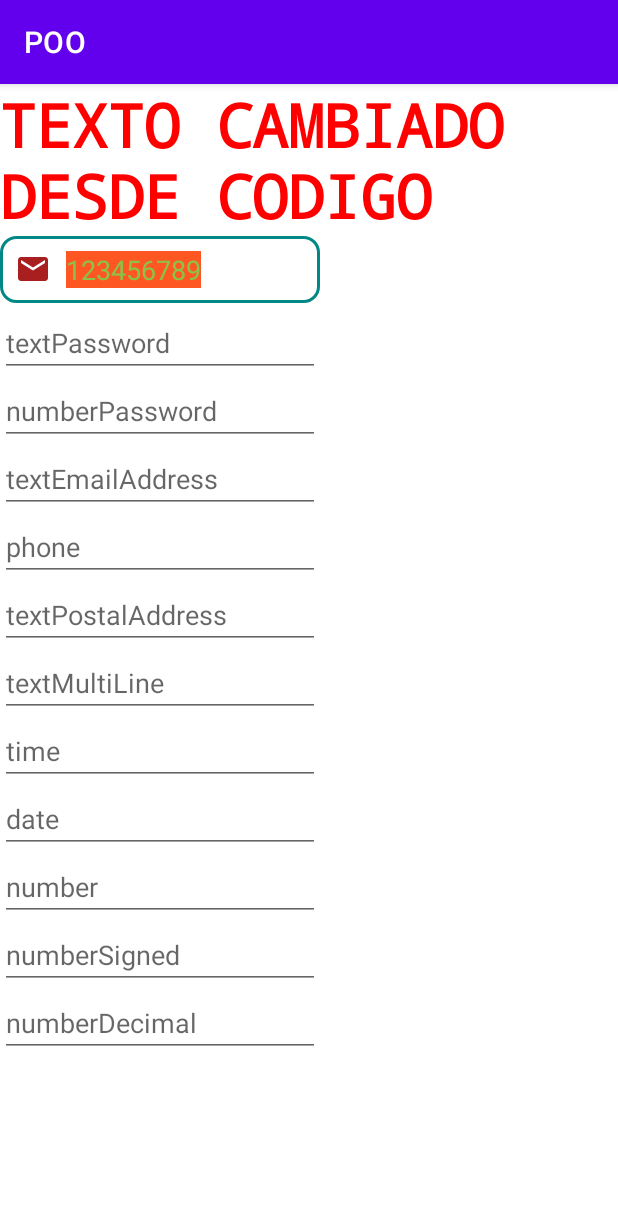
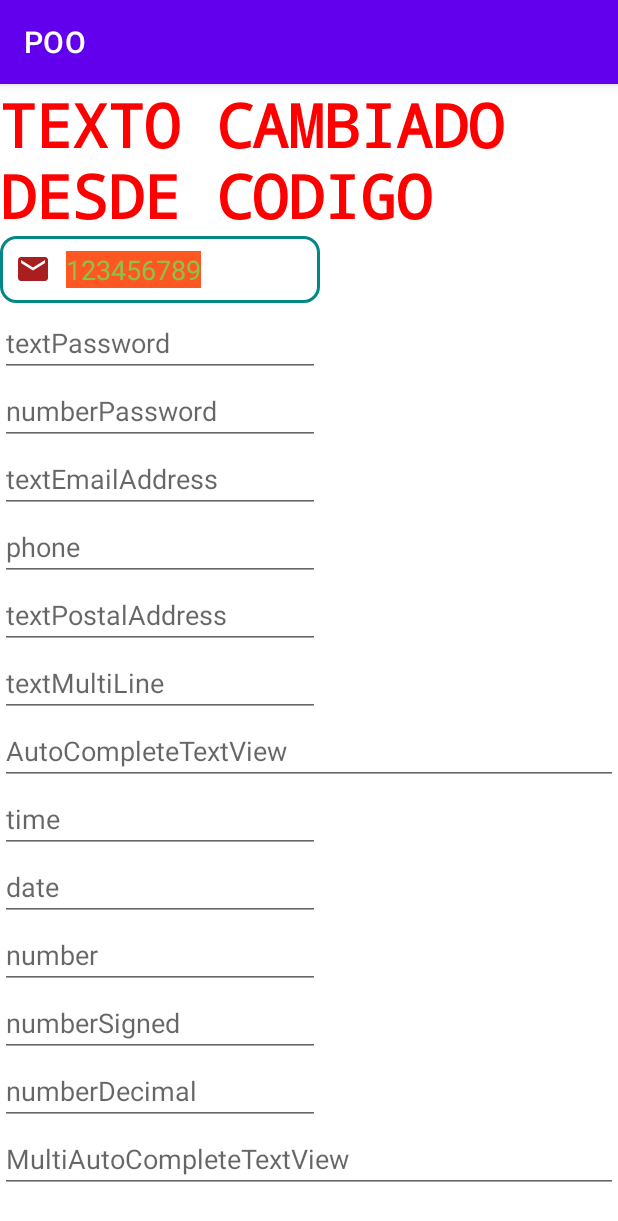
Before and after one commit to juanjo95/kotlin-poo, an Android app: the screen it shows after launch (PaletteTextActivity), on a phone screen of 412 x 824 dp. Shown: the top 1221 px of the screen. Run offline under Robolectric (Android 15) with nearby library versions, the phone set to English and light mode, and no system bars.

Commit message:
Feat 🚀 : AutoCompleteTextView

```diff
--- a/app/src/main/java/com/androidavanzadotutorial/poo/PaletteTextActivity.kt
+++ b/app/src/main/java/com/androidavanzadotutorial/poo/PaletteTextActivity.kt
@@ -4,6 +4,8 @@ import android.graphics.Color
 import android.graphics.Typeface
 import androidx.appcompat.app.AppCompatActivity
 import android.os.Bundle
+import android.widget.ArrayAdapter
+import android.widget.AutoCompleteTextView
 import android.widget.EditText
 import android.widget.TextView
 import android.widget.Toast
@@ -36,5 +38,12 @@ class PaletteTextActivity : AppCompatActivity() {
         var fin = etEjemplo.selectionEnd
         etEjemplo.selectAll()
 
+        var autoCompleteTextView: AutoCompleteTextView = findViewById(R.id.autoCompleteTextView)
+        var countries: Array<String> = resources.getStringArray(R.array.countries_array)
+        var adapter: ArrayAdapter<String> = ArrayAdapter<String>(this,android.R.layout.simple_dropdown_item_1line,countries)
+
+        autoCompleteTextView.setAdapter(adapter)
+
+
     }
 }
--- a/app/src/main/res/layout/activity_palette_text.xml
+++ b/app/src/main/res/layout/activity_palette_text.xml
@@ -116,6 +116,12 @@
         app:layout_constraintStart_toStartOf="parent"
         app:layout_constraintTop_toBottomOf="@+id/editTextTextPostalAddress2" />
 
+    <AutoCompleteTextView
+        android:id="@+id/autoCompleteTextView"
+        android:layout_width="match_parent"
+        android:layout_height="wrap_content"
+        android:hint="AutoCompleteTextView" />
+
     <EditText
         android:id="@+id/editTextTime2"
         android:layout_width="wrap_content"
@@ -171,4 +177,10 @@
         app:layout_constraintStart_toStartOf="parent"
         app:layout_constraintTop_toBottomOf="@+id/editTextNumberSigned2" />
 
+    <MultiAutoCompleteTextView
+        android:id="@+id/multiAutoCompleteTextView"
+        android:layout_width="match_parent"
+        android:layout_height="wrap_content"
+        android:hint="MultiAutoCompleteTextView" />
+
 </LinearLayout>
--- a/app/src/main/res/values/strings.xml
+++ b/app/src/main/res/values/strings.xml
@@ -1,4 +1,14 @@
 <resources>
     <string name="app_name">POO</string>
     <string name="saludo">Hola!!!</string>
+    <string-array name="countries_array">
+        <item>Afganistan</item>
+        <item>Albania</item>
+        <item>Algeria</item>
+        <item>American Samoa</item>
+        <item>Andorra</item>
+        <item>Angola</item>
+        <item>Anguilla</item>
+        <item>Antartica</item>
+    </string-array>
 </resources>
```
